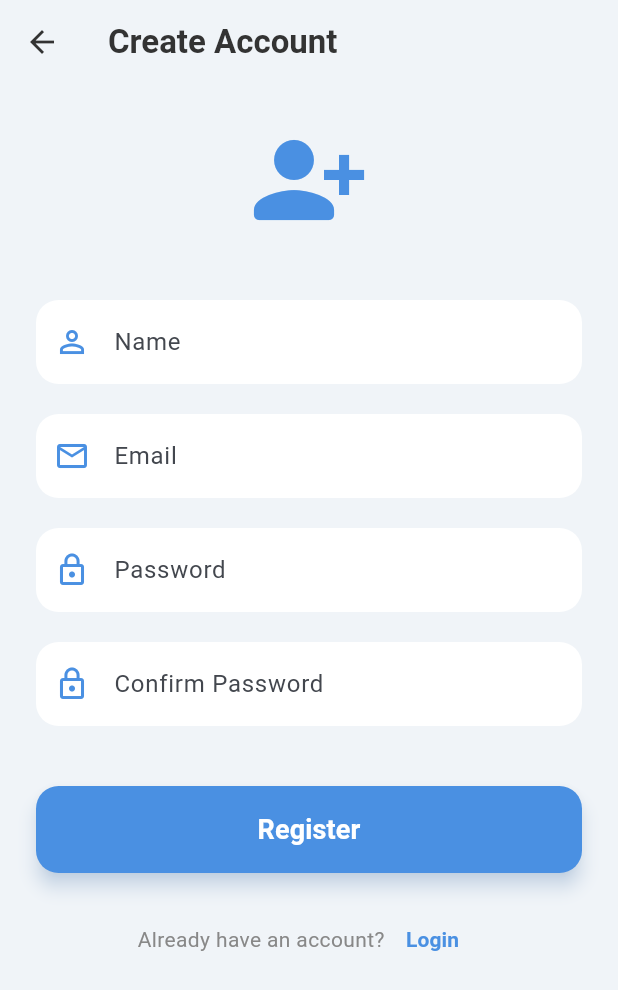
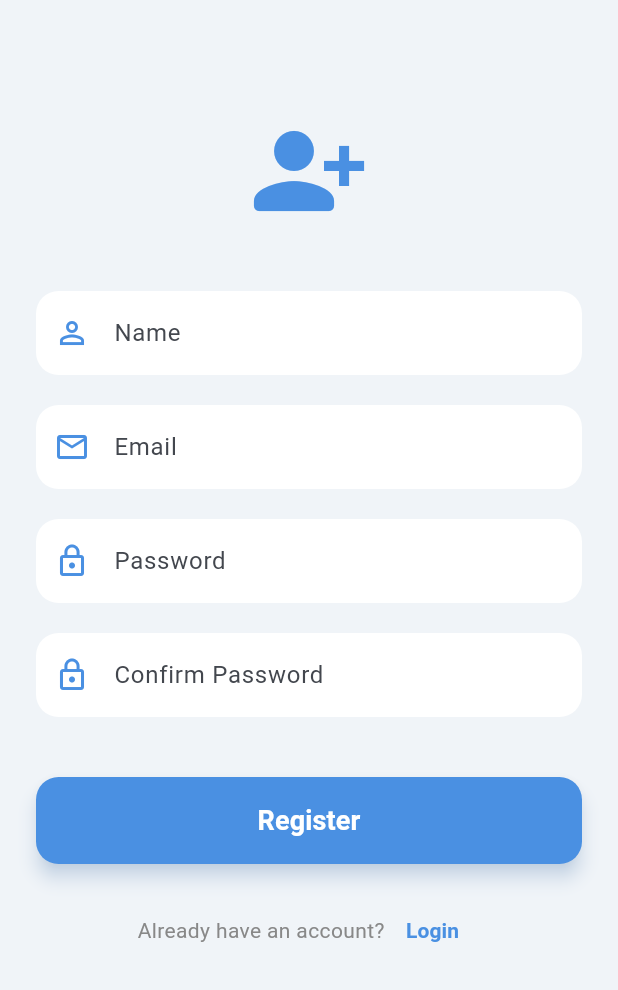
Before and after one commit to Denis24-sdk/task-manager, a Flutter app: the RegisterScreen screen opened directly, on a phone screen of 412 x 824 dp. Shown: the top 990 px of the screen. Run offline on Flutter 3.47's test engine with Material 3 defaults, Android fonts, the light colour scheme and no system bars; our stand-ins replace flutter_secure_storage, shared_preferences; accounts and stored records are empty; Roboto replaces fonts that are missing (Poppins).

Commit message:
подправил страницу регистрации (перехрод на страницу авторизации и убрал Appbar

```diff
--- a/frontend/manager_test_task/lib/screens/register_screen.dart
+++ b/frontend/manager_test_task/lib/screens/register_screen.dart
@@ -1,5 +1,6 @@
 import 'package:flutter/material.dart';
 import 'package:manager_test_task/main.dart';
+import 'package:manager_test_task/screens/login_screen.dart';
 import 'package:manager_test_task/services/api_service.dart';
 
 class RegisterScreen extends StatefulWidget {
@@ -85,15 +86,6 @@ class _RegisterScreenState extends State<RegisterScreen> {
   @override
   Widget build(BuildContext context) {
     return Scaffold(
-      appBar: AppBar(
-        title: const Text(
-          'Create Account',
-          style: TextStyle(fontWeight: FontWeight.bold, color: AppColors.primaryText),
-        ),
-        backgroundColor: Colors.transparent,
-        elevation: 0,
-        iconTheme: const IconThemeData(color: AppColors.primaryText),
-      ),
       body: SafeArea(
         child: SingleChildScrollView(
           child: Padding(
@@ -104,6 +96,7 @@ class _RegisterScreenState extends State<RegisterScreen> {
               child: Column(
                 crossAxisAlignment: CrossAxisAlignment.stretch,
                 children: [
+                  const SizedBox(height: 50),
                   const Center(
                     child: Icon(
                       Icons.person_add_alt_1_rounded,
@@ -200,7 +193,9 @@ class _RegisterScreenState extends State<RegisterScreen> {
                       ),
                       TextButton(
                         onPressed: () {
-                          Navigator.of(context).pop();
+                          Navigator.of(context).push(
+                            MaterialPageRoute(builder: (context) => const LoginScreen()),
+                          );
                         },
                         child: const Text(
                           'Login',
```
